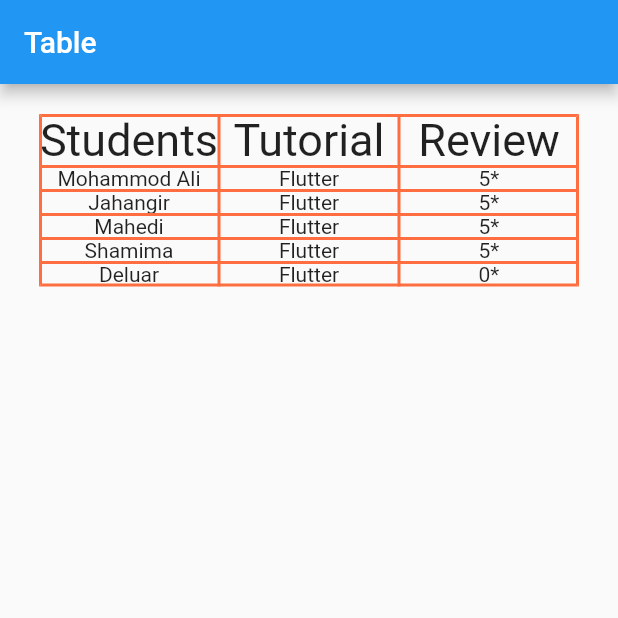
After one commit to deluar21/flutter_application_1, a Flutter app: the Mytable screen opened directly, on a phone screen of 412 x 824 dp, the top half of it. The commit adds this screen. Run offline on Flutter 3.47's test engine with Material 2 defaults, Android fonts, the phone set to English and light mode, and no system bars.

Commit message:
Table Tutorial

```diff
--- /dev/null
+++ b/lib/Table.dart
@@ -0,0 +1,81 @@
+import 'package:flutter/material.dart';
+
+void main(List<String> args) {
+  runApp(MaterialApp(
+    debugShowCheckedModeBanner: false,
+    home: Mytable(),
+  ));
+}
+
+class Mytable extends StatefulWidget {
+  const Mytable({Key? key}) : super(key: key);
+
+  @override
+  _MytableState createState() => _MytableState();
+}
+
+class _MytableState extends State<Mytable> {
+  @override
+  Widget build(BuildContext context) {
+    return Scaffold(
+      appBar: AppBar(
+        title: Text('Table'),
+      ),
+      body: Center(
+        child: Column(
+          children: <Widget>[
+            Container(
+              margin: EdgeInsets.all(20),
+              child: Table(
+                defaultColumnWidth: FixedColumnWidth(120.0),
+                border: TableBorder.all(
+                  color: Colors.deepOrangeAccent,
+                  style: BorderStyle.solid,
+                  width: 2,
+                ),
+                children: [
+                  TableRow(children: [
+                    Column(children: [
+                      Text('Students', style: TextStyle(fontSize: 30.0))
+                    ]),
+                    Column(children: [
+                      Text('Tutorial', style: TextStyle(fontSize: 30.0))
+                    ]),
+                    Column(children: [
+                      Text('Review', style: TextStyle(fontSize: 30.0))
+                    ]),
+                  ]),
+                  TableRow(children: [
+                    Column(children: [Text('Mohammod Ali')]),
+                    Column(children: [Text('Flutter')]),
+                    Column(children: [Text('5*')]),
+                  ]),
+                  TableRow(children: [
+                    Column(children: [Text('Jahangir')]),
+                    Column(children: [Text('Flutter')]),
+                    Column(children: [Text('5*')]),
+                  ]),
+                  TableRow(children: [
+                    Column(children: [Text('Mahedi')]),
+                    Column(children: [Text('Flutter')]),
+                    Column(children: [Text('5*')]),
+                  ]),
+                  TableRow(children: [
+                    Column(children: [Text('Shamima')]),
+                    Column(children: [Text('Flutter')]),
+                    Column(children: [Text('5*')]),
+                  ]),
+                  TableRow(children: [
+                    Column(children: [Text('Deluar')]),
+                    Column(children: [Text('Flutter')]),
+                    Column(children: [Text('0*')]),
+                  ]),
+                ],
+              ),
+            ),
+          ],
+        ),
+      ),
+    );
+  }
+}
--- a/lib/appbar.dart
+++ b/lib/appbar.dart
@@ -56,19 +56,20 @@ class _MyAppbarState extends State<MyAppbar> {
               color: Colors.cyanAccent,
             ),
             Container(
-              height: 40,
+              height: 20,
               width: 40,
               color: Colors.cyanAccent,
             ),
             Container(
-              height: 40,
+              height: 20,
               width: 40,
               color: Colors.cyanAccent,
             ),
             Container(
-              height: 40,
+              height: 20,
               width: 40,
               color: Colors.amber,
+              child: Text('data'),
             ),
           ],
         ),
```
